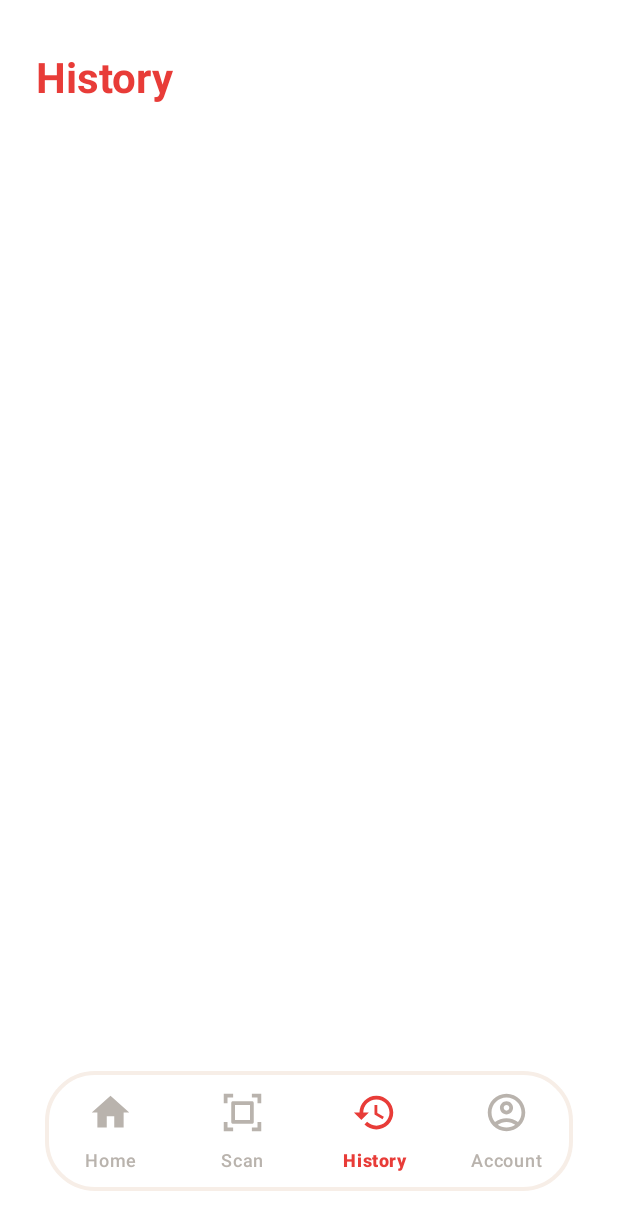
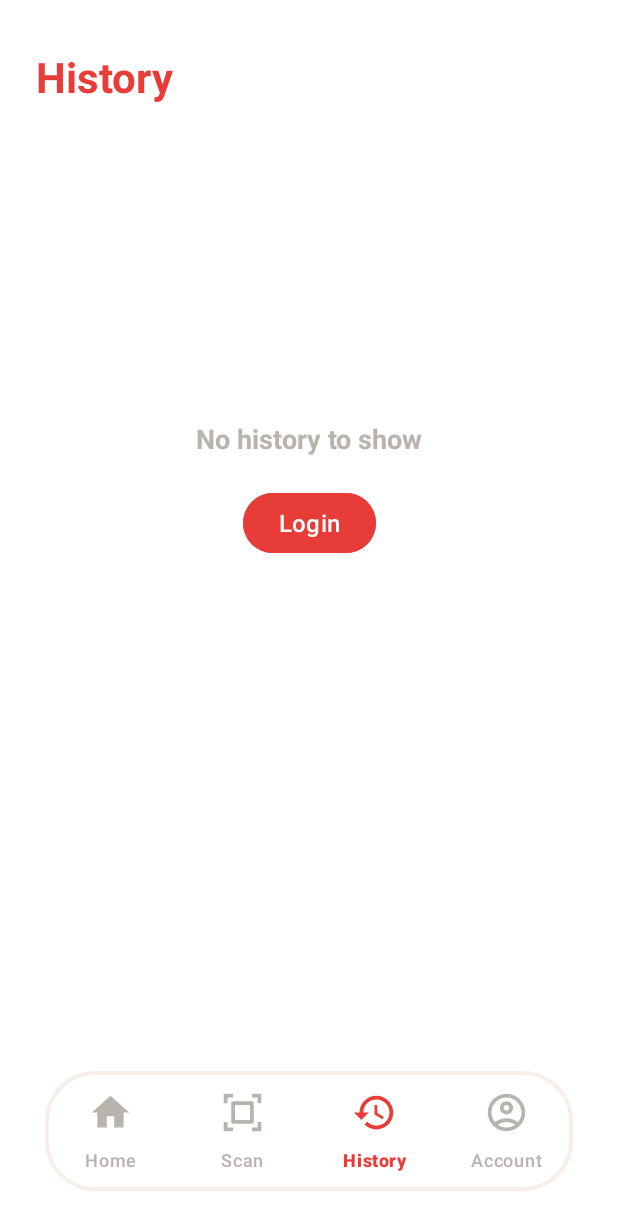
Before and after one commit to AreUnemia-Project/AreUnemia-Mobile, an Android app: the HistoryActivity screen opened directly, with no data from a screen before it, on a phone screen of 412 x 824 dp. Shown: the top 1230 px of the screen. Run offline under Robolectric (Android 15) with nearby library versions, the phone set to English and light mode, and no system bars.

Commit message:
feat: implement no history text and login button in history feature when user is not logged in

```diff
--- a/app/src/main/java/com/dicoding/areunemia/view/history/HistoryActivity.kt
+++ b/app/src/main/java/com/dicoding/areunemia/view/history/HistoryActivity.kt
@@ -14,6 +14,7 @@ import com.dicoding.areunemia.utils.showLoginAlertDialog
 import com.dicoding.areunemia.view.ViewModelFactory
 import com.dicoding.areunemia.view.account.AccountActivity
 import com.dicoding.areunemia.view.adapter.HistoryAdapter
+import com.dicoding.areunemia.view.login.LoginActivity
 import com.dicoding.areunemia.view.main.MainActivity
 import com.dicoding.areunemia.view.scan.ScanActivity
 
@@ -37,6 +38,8 @@ class HistoryActivity : AppCompatActivity() {
         historyViewModel.getSession().observe(this) { user ->
             if (!user.isLogin) {
                 showLoginAlertDialog(this)
+                showNoHistoryMessage(true)
+                showLoginButton(true)
             } else {
                 setupViewLoggedIn()
                 observeViewModel()
@@ -46,6 +49,8 @@ class HistoryActivity : AppCompatActivity() {
 
     private fun setupView() {
         supportActionBar?.hide()
+        showNoHistoryMessage(false)
+        showLoginButton(false)
     }
 
     private fun setupViewLoggedIn() {
@@ -56,7 +61,12 @@ class HistoryActivity : AppCompatActivity() {
 
     private fun observeViewModel() {
         historyViewModel.listHistory.observe(this) { historyResult ->
-            setHistoryResults(historyResult)
+            if (historyResult.isNullOrEmpty()) {
+                showNoHistoryMessage(true)
+            } else {
+                setHistoryResults(historyResult)
+                showNoHistoryMessage(false)
+            }
         }
 
         historyViewModel.isLoading.observe(this) {
@@ -85,6 +95,19 @@ class HistoryActivity : AppCompatActivity() {
         binding.progressBar.visibility = if (state) View.VISIBLE else View.GONE
     }
 
+    private fun showNoHistoryMessage(state: Boolean) {
+        binding.tvNoHistory.visibility = if (state) View.VISIBLE else View.GONE
+    }
+
+    private fun showLoginButton(state: Boolean) {
+        binding.loginButton.apply {
+            visibility = if (state) View.VISIBLE else View.GONE
+            setOnClickListener {
+                startActivity(Intent(this@HistoryActivity, LoginActivity::class.java))
+            }
+        }
+    }
+
     private fun setupBottomNavigation() {
         binding.bottomNavigation.setOnItemSelectedListener { item ->
             when (item.itemId) {
--- a/app/src/main/res/layout/activity_history.xml
+++ b/app/src/main/res/layout/activity_history.xml
@@ -55,6 +55,32 @@
         app:labelVisibilityMode="labeled"
         app:menu="@menu/bottom_menu" />
 
+    <TextView
+        android:id="@+id/tvNoHistory"
+        android:layout_width="wrap_content"
+        android:layout_height="wrap_content"
+        android:text="@string/no_history"
+        android:textColor="@color/grey"
+        android:textStyle="bold"
+        android:textSize="18sp"
+        android:layout_marginTop="280dp"
+        app:layout_constraintStart_toStartOf="parent"
+        app:layout_constraintEnd_toEndOf="parent"
+        app:layout_constraintTop_toTopOf="parent" />
+
+    <Button
+        android:id="@+id/loginButton"
+        android:layout_width="wrap_content"
+        android:layout_height="wrap_content"
+        android:layout_marginTop="20dp"
+        android:backgroundTint="@color/red"
+        android:text="@string/login"
+        android:textSize="16sp"
+        app:layout_constraintEnd_toEndOf="parent"
+        app:layout_constraintStart_toStartOf="parent"
+        app:layout_constraintTop_toBottomOf="@id/tvNoHistory"
+        tools:alpha="100" />
+
     <ProgressBar
         android:id="@+id/progressBar"
         style="?android:attr/progressBarStyle"
--- a/app/src/main/res/values/strings.xml
+++ b/app/src/main/res/values/strings.xml
@@ -131,5 +131,6 @@
     <string name="anemia_text">%1$s Anemia</string>
     <string name="anemia_prediction_template">Anemia Prediction: %1$s</string>
     <string name="unknown_prediction">Unknown Prediction</string>
+    <string name="no_history">No history to show</string>
 
 </resources>
```
